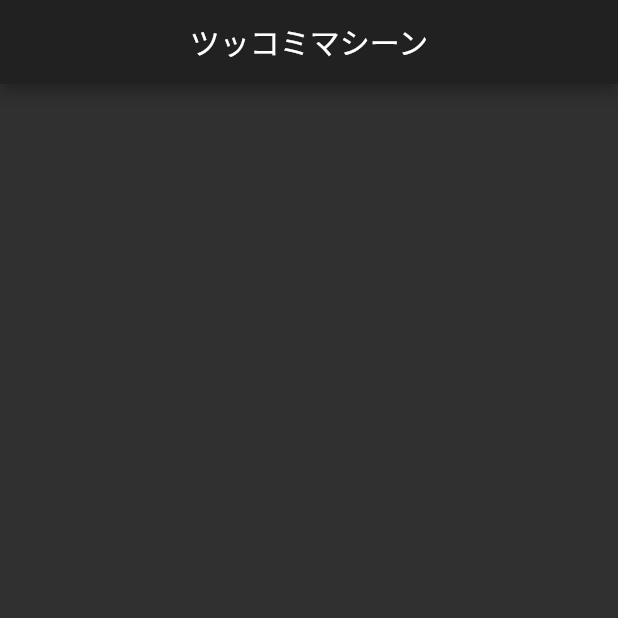
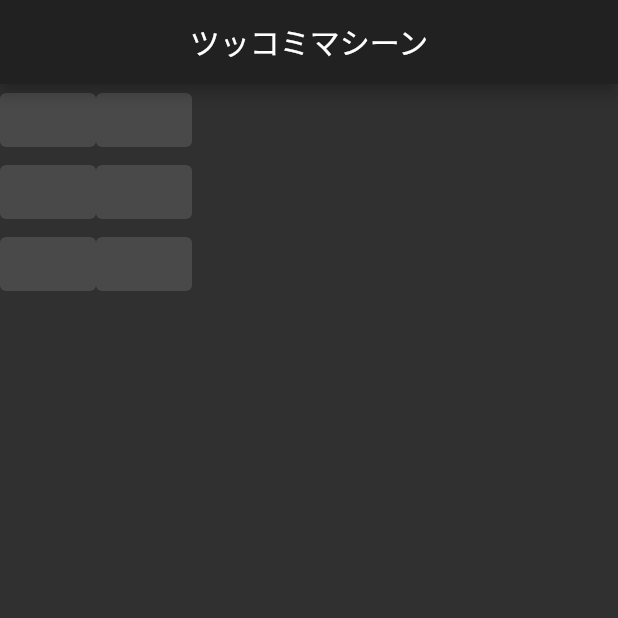
Before and after one commit to NaoyaOgura0828/straight_machine, a Flutter app: the screen it shows after launch, on a phone screen of 412 x 824 dp, the top half of it. Run offline on Flutter 3.47's test engine with Material 2 defaults, Android fonts, the light colour scheme and no system bars.

Commit message:
HomeScreenにボタン6つ表示

```diff
--- a/lib/screens/home_screen.dart
+++ b/lib/screens/home_screen.dart
@@ -13,7 +13,37 @@ class _HomeScreenState extends State<HomeScreen> {
         title: Text('ツッコミマシーン'),
         centerTitle: true,
       ),
-      body: Container(),
+      body: Column(
+        children: <Widget>[
+          Row(
+            children: <Widget>[
+              _soundButton(),
+              _soundButton(),
+            ],
+          ),
+          Row(
+            children: <Widget>[
+              _soundButton(),
+              _soundButton(),
+            ],
+          ),
+          Row(
+            children: <Widget>[
+              _soundButton(),
+              _soundButton(),
+            ],
+          ),
+        ],
+      ),
     );
   }
+
+  Widget _soundButton() {
+    return ElevatedButton(
+        onPressed: null,
+        child: Container()
+    );
+  }
+
+
 }
```
